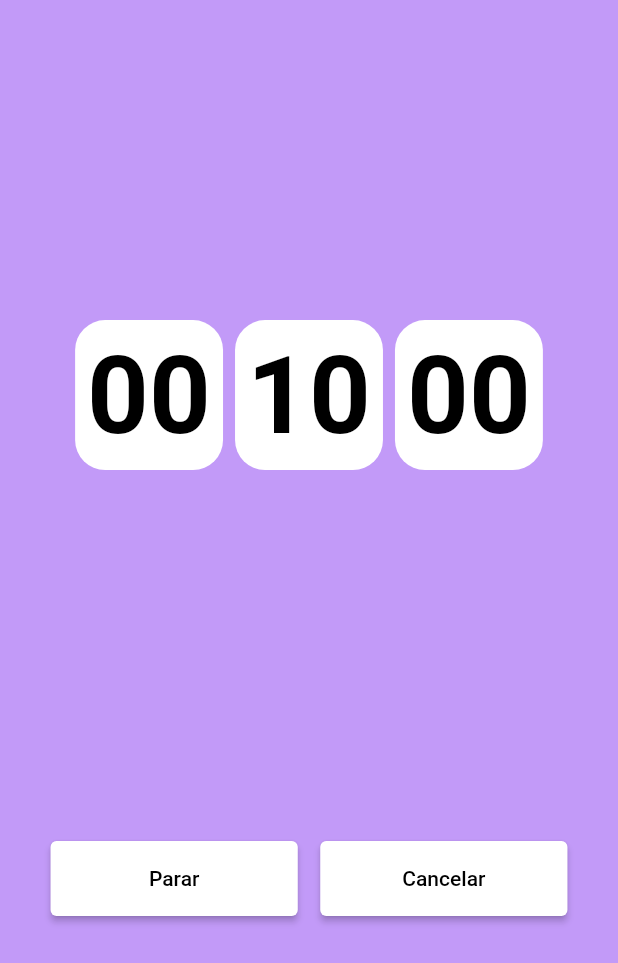
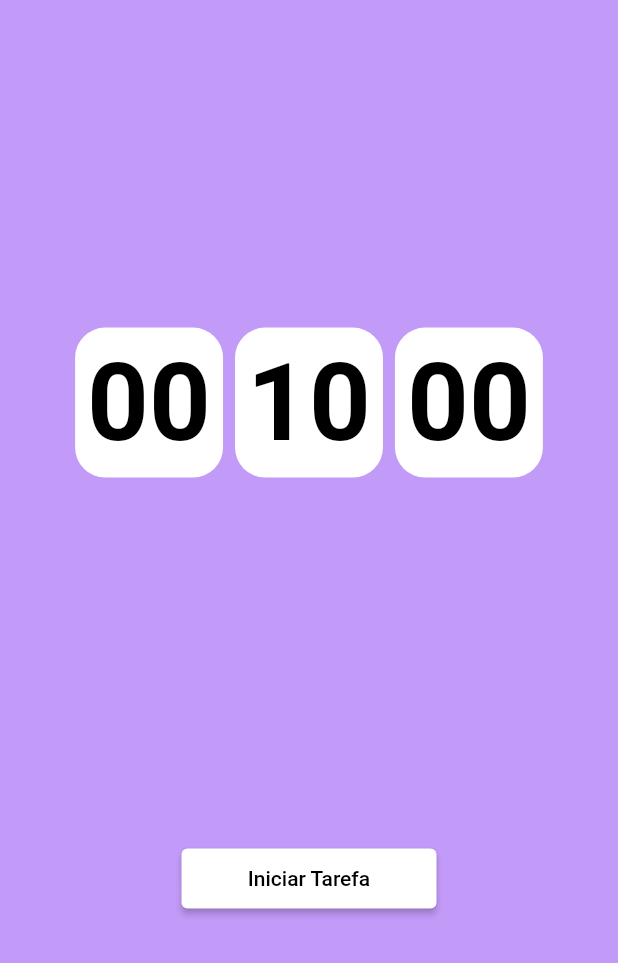
Before and after one commit to MateusSJames/agenda_pomodoro, a Flutter app: the StopWatchScreen screen opened directly, after a tap on "Iniciar Tarefa", after a tap on "Cancelar", on a phone screen of 412 x 824 dp. Shown: the top 963 px of the screen. Run offline on Flutter 3.47's test engine with Material 2 defaults, Android fonts, the light colour scheme and no system bars; our stand-ins replace carousel_slider, flutter_mobx, mobx, sqflite, syncfusion_flutter_calendar; accounts and stored records are empty; generated files the repository leaves out were written again.

Commit message:
Corrigindo botao cancelar

```diff
--- a/lib/factories/view/duration_abstract.dart
+++ b/lib/factories/view/duration_abstract.dart
@@ -13,7 +13,7 @@ class DurationCountDown {
         borderRadius: BorderRadius.circular(20),
       ),
       child: Text(
-        '$time',
+        time,
         style: const TextStyle(
           fontSize: 72.0,
           fontWeight: FontWeight.bold,
--- a/lib/screens/stopwatch_screen.dart/stopwatch_screen.dart
+++ b/lib/screens/stopwatch_screen.dart/stopwatch_screen.dart
@@ -1,5 +1,3 @@
-import 'dart:async';
-
 import 'package:agenda/factories/view/button_abstract.dart';
 import 'package:agenda/factories/view/duration_abstract.dart';
 import 'package:agenda/stores/stopwatch_store.dart';
@@ -19,7 +17,7 @@ class _StopWatchScreenState extends State<StopWatchScreen> {
   @override
   Widget build(BuildContext context) {
     return Scaffold(
-      backgroundColor: Color.fromARGB(238, 190, 147, 247),
+      backgroundColor: const Color.fromARGB(238, 190, 147, 247),
       body: SizedBox(
         width: MediaQuery.of(context).size.width,
         height: MediaQuery.of(context).size.height,
--- a/lib/stores/stopwatch_store.dart
+++ b/lib/stores/stopwatch_store.dart
@@ -55,6 +55,7 @@ abstract class _StopWatchStore with Store {
   void stopTime({bool resets = true}) {
     if (resets) {
       reset();
+      isRunning = false;
     }
     timer?.cancel();
   }
```
